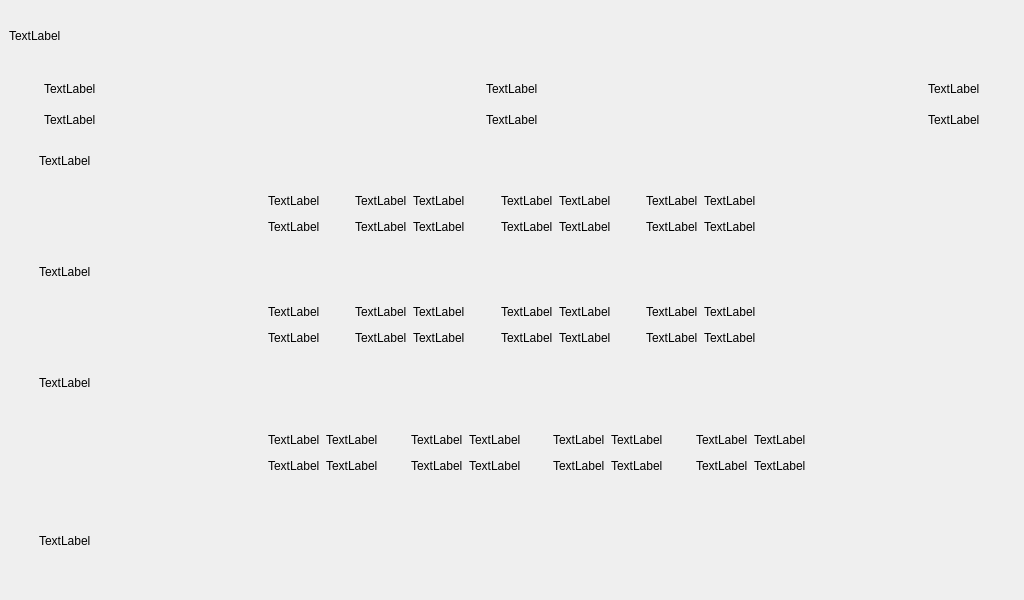
The window that src/ui/gui/storyboards/CallibrationPage.ui (HBuczynski/AHRS) describes before a commit, drawn with Qt 5.
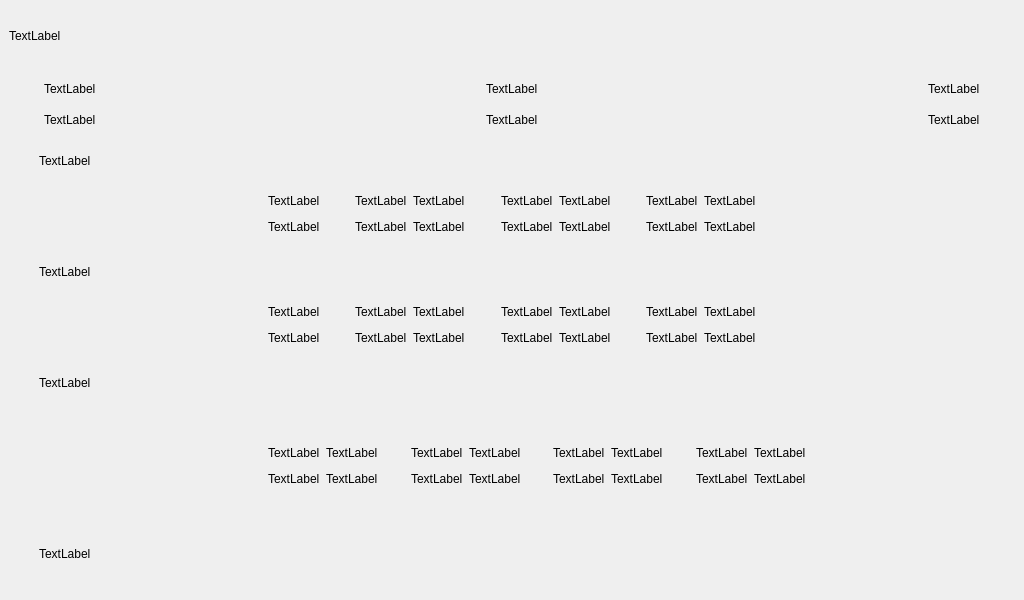
The same window after the commit.

Commit message: calibration: gui machnism.

Diff of the .ui file:
```diff
--- a/src/ui/gui/storyboards/CallibrationPage.ui
+++ b/src/ui/gui/storyboards/CallibrationPage.ui
@@ -1239,10 +1239,13 @@
       <property name="orientation">
        <enum>Qt::Vertical</enum>
       </property>
+      <property name="sizeType">
+       <enum>QSizePolicy::Fixed</enum>
+      </property>
       <property name="sizeHint" stdset="0">
        <size>
         <width>20</width>
-        <height>40</height>
+        <height>27</height>
        </size>
       </property>
      </spacer>
```
The commit also changes 7 other files.
